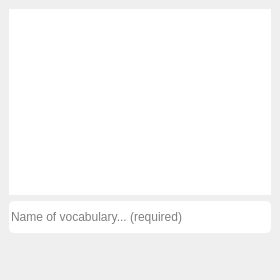
Qt form window/interface/manage_vocab_interface.ui (apps-open/BiLinguo) before a commit.
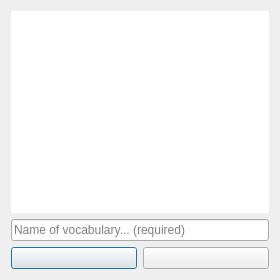
The same form after that commit. Icons and pictures are not drawn.

```diff
--- a/window/interface/manage_vocab_interface.ui
+++ b/window/interface/manage_vocab_interface.ui
@@ -1,7 +1,10 @@
 <?xml version="1.0" encoding="UTF-8"?>
 <ui version="4.0">
- <class>MainWindow</class>
- <widget class="QMainWindow" name="MainWindow">
+ <class>Dialog</class>
+ <widget class="QDialog" name="Dialog">
+  <property name="windowModality">
+   <enum>Qt::ApplicationModal</enum>
+  </property>
   <property name="geometry">
    <rect>
     <x>0</x>
@@ -10,19 +13,25 @@
     <height>280</height>
    </rect>
   </property>
+  <property name="minimumSize">
+   <size>
+    <width>280</width>
+    <height>280</height>
+   </size>
+  </property>
+  <property name="maximumSize">
+   <size>
+    <width>280</width>
+    <height>280</height>
+   </size>
+  </property>
   <property name="windowTitle">
    <string>Manage vocabularies</string>
   </property>
-  <property name="styleSheet">
-   <string notr="true"></string>
+  <property name="modal">
+   <bool>true</bool>
   </property>
-  <widget class="QWidget" name="centralwidget">
-   <layout class="QVBoxLayout" name="verticalLayout_2">
-    <item>
      <layout class="QVBoxLayout" name="verticalLayout">
-      <property name="sizeConstraint">
-       <enum>QLayout::SetNoConstraint</enum>
-      </property>
       <item>
        <widget class="QListWidget" name="vocabs_list">
         <property name="styleSheet">
@@ -39,67 +48,46 @@
       <item>
        <widget class="QLineEdit" name="vocab_edit">
         <property name="styleSheet">
-         <string notr="true">*{
-border-radius: 5px;
-border: 0px solid;
-height: 32px;}
-*:hover {
-     height: 32px;
-      border: 1px solid white;
-      
-}</string>
+      <string notr="true"/>
         </property>
         <property name="placeholderText">
          <string>Name of vocabulary... (required)</string>
         </property>
        </widget>
       </item>
-     </layout>
-    </item>
     <item>
      <layout class="QHBoxLayout" name="horizontalLayout">
-      <item>
-       <widget class="QPushButton" name="delete_button">
-        <property name="styleSheet">
-         <string notr="true">*{image: url(:/delete_icon/icons8-remove-24.png);
-
-border-radius: 5px;
-border: 0px solid;
-height: 32px;}
-*:hover {
-     height: 32px;
-      border: 1px solid white;
-      
-}</string>
-        </property>
-        <property name="text">
-         <string/>
-        </property>
-       </widget>
-      </item>
       <item>
        <widget class="QPushButton" name="create_button">
         <property name="styleSheet">
-         <string notr="true">*{image: url(:/add_icon/icons8-add-24.png);
-
-border-radius: 5px;
-border: 0px solid;
-height: 32px;}
-*:hover {
-     height: 32px;
-      border: 1px solid white;
-      
+        <string notr="true">*{
+	image: url(:/add_icon/icons8-add-24.png);
 }</string>
         </property>
         <property name="text">
          <string/>
         </property>
-       </widget>
-      </item>
+       <property name="shortcut">
+        <string>Ctrl+N</string>
+       </property>
+      </widget>
+     </item>
+     <item>
+      <widget class="QPushButton" name="delete_button">
+       <property name="styleSheet">
+        <string notr="true">*{image: url(:/delete_icon/icons8-remove-24.png);}</string>
+       </property>
+       <property name="text">
+        <string/>
+       </property>
+       <property name="shortcut">
+        <string>Del</string>
+       </property>
+      </widget>
+     </item>
      </layout>
     </item>
    </layout>
-  </widget>
  </widget>
  <resources>
   <include location="resource/src.qrc"/>
```
Left out of the diff: 2 changed lines with no effect on the pictures. Lines whose indentation alone changed are shown as unchanged.
